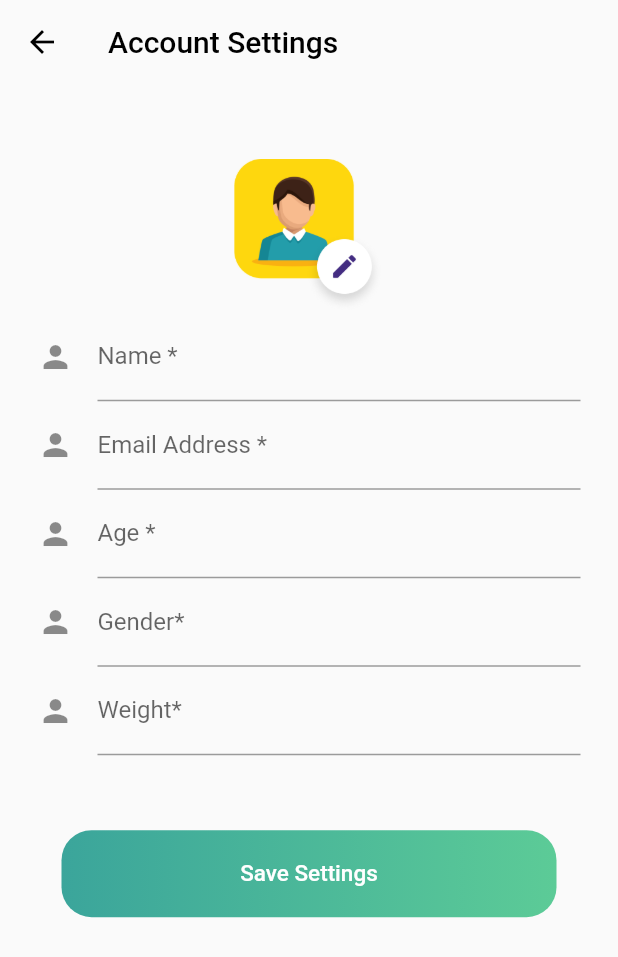
After one commit to AliArRidla/SI-SCA, a Flutter app: the ProfileScreen screen opened directly, after a tap on "Account Settings", on a phone screen of 412 x 824 dp. The commit adds this screen. Shown: the top 957 px of the screen. Run offline on Flutter 3.47's test engine with Material 2 defaults, Android fonts, the phone set to English and light mode, and no system bars.

Commit message:
add settings screen

```diff
--- a/lib/views/profile/profile.dart
+++ b/lib/views/profile/profile.dart
@@ -1,4 +1,5 @@
 import 'package:flutter/material.dart';
+import 'package:si_sca/views/settings/settings.dart';
 
 class ProfileScreen extends StatelessWidget {
   const ProfileScreen({Key? key}) : super(key: key);
@@ -43,6 +44,13 @@ class ProfileScreen extends StatelessWidget {
                   ),
                 ],
               ),
+              child: InkWell(
+                onTap: () {
+                  Navigator.push(
+                      context,
+                      MaterialPageRoute(
+                          builder: (context) => const SettingsScreen()));
+                },
                 child: Row(
                   mainAxisAlignment: MainAxisAlignment.center,
                   children: [
@@ -52,6 +60,7 @@ class ProfileScreen extends StatelessWidget {
                     ),
                     Text("Account Settings"),
                   ],
+                ),
               ),
             ),
             Container(
--- /dev/null
+++ b/lib/views/settings/settings.dart
@@ -0,0 +1,171 @@
+import 'package:flutter/material.dart';
+import 'package:si_sca/utils/theme.dart';
+
+class SettingsScreen extends StatelessWidget {
+  const SettingsScreen({Key? key}) : super(key: key);
+
+  @override
+  Widget build(BuildContext context) {
+    return Scaffold(
+      appBar: AppBar(
+        title: Text("Account Settings"),
+        elevation: 0,
+        backgroundColor: Colors.transparent,
+        foregroundColor: Colors.black,
+      ),
+      body: Container(
+        margin: EdgeInsets.symmetric(horizontal: 25),
+        child: Center(
+          child: Column(
+            children: [
+              SizedBox(
+                height: 50,
+              ),
+              Image.asset(
+                'lib/assets/images/profile_detail.png',
+                width: 100,
+              ),
+              // Row(
+              //   children: [
+              //     TextFormField(
+              //       decoration: const InputDecoration(
+              //         icon: Icon(Icons.person),
+              //         hintText: 'What do people call you?',
+              //         labelText: 'Name *',
+              //       ),
+              //       onSaved: (String? value) {
+              //         // This optional block of code can be used to run
+              //         // code when the user saves the form.
+              //       },
+              //       validator: (String? value) {
+              //         return (value != null && value.contains('@'))
+              //             ? 'Do not use the @ char.'
+              //             : null;
+              //       },
+              //     ),
+              //     TextFormField(
+              //       decoration: const InputDecoration(
+              //         icon: Icon(Icons.person),
+              //         hintText: 'What do people call you?',
+              //         labelText: 'Name *',
+              //       ),
+              //       onSaved: (String? value) {
+              //         // This optional block of code can be used to run
+              //         // code when the user saves the form.
+              //       },
+              //       validator: (String? value) {
+              //         return (value != null && value.contains('@'))
+              //             ? 'Do not use the @ char.'
+              //             : null;
+              //       },
+              //     )
+              //   ],
+              // ),
+
+              TextFormField(
+                decoration: const InputDecoration(
+                  icon: Icon(Icons.person),
+                  hintText: 'What do people call you?',
+                  labelText: 'Name *',
+                ),
+                onSaved: (String? value) {
+                  // This optional block of code can be used to run
+                  // code when the user saves the form.
+                },
+                validator: (String? value) {
+                  return (value != null && value.contains('@'))
+                      ? 'Do not use the @ char.'
+                      : null;
+                },
+              ),
+              TextFormField(
+                decoration: const InputDecoration(
+                  icon: Icon(Icons.person),
+                  hintText: 'What do people call you?',
+                  labelText: 'Email Address *',
+                ),
+                onSaved: (String? value) {
+                  // This optional block of code can be used to run
+                  // code when the user saves the form.
+                },
+                validator: (String? value) {
+                  return (value != null && value.contains('@'))
+                      ? 'Do not use the @ char.'
+                      : null;
+                },
+              ),
+              TextFormField(
+                decoration: const InputDecoration(
+                  icon: Icon(Icons.person),
+                  hintText: 'What do people call you?',
+                  labelText: 'Age *',
+                ),
+                onSaved: (String? value) {
+                  // This optional block of code can be used to run
+                  // code when the user saves the form.
+                },
+                validator: (String? value) {
+                  return (value != null && value.contains('@'))
+                      ? 'Do not use the @ char.'
+                      : null;
+                },
+              ),
+              TextFormField(
+                decoration: const InputDecoration(
+                  icon: Icon(Icons.person),
+                  hintText: 'What do people call you?',
+                  labelText: 'Gender*',
+                ),
+                onSaved: (String? value) {
+                  // This optional block of code can be used to run
+                  // code when the user saves the form.
+                },
+                validator: (String? value) {
+                  return (value != null && value.contains('@'))
+                      ? 'Do not use the @ char.'
+                      : null;
+                },
+              ),
+              TextFormField(
+                decoration: const InputDecoration(
+                  icon: Icon(Icons.person),
+                  hintText: 'What do people call you?',
+                  labelText: 'Weight*',
+                ),
+                onSaved: (String? value) {
+                  // This optional block of code can be used to run
+                  // code when the user saves the form.
+                },
+                validator: (String? value) {
+                  return (value != null && value.contains('@'))
+                      ? 'Do not use the @ char.'
+                      : null;
+                },
+              ),
+              SizedBox(
+                height: 50,
+              ),
+              RaisedButton(
+                onPressed: () {},
+                color: Colors.transparent,
+                elevation: 0,
+                child: Container(
+                  decoration: BoxDecoration(
+                      gradient: primaryGradient,
+                      borderRadius: BorderRadius.all(Radius.circular(20.0))),
+                  padding: EdgeInsets.symmetric(vertical: 20),
+                  child: Center(
+                    child: Text(
+                      "Save Settings",
+                      style: TextStyle(fontSize: 15, color: Colors.white),
+                    ),
+                  ),
+                ),
+              )
+            ],
+          ),
+        ),
+      ),
+    );
+  }
+}
```
Lines whose indentation alone changed are shown as unchanged.
